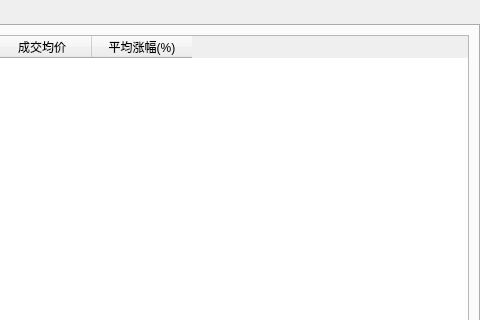
Before: the Qt Designer form gui_tradetab.ui in Wade-Lee/selling, drawn with Qt 5; both pictures show x 520 to 1000 and y 0 to 320 of the 1000 by 800 pixel window.
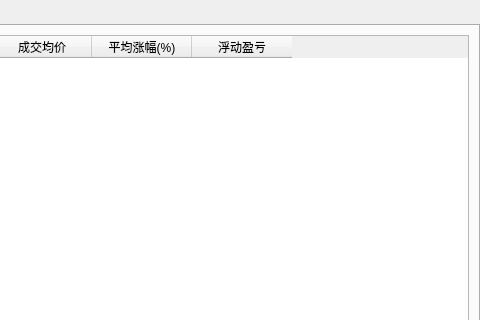
After: the same form once the commit is applied. The open tabs and pages were chosen to show the change.

```diff
--- a/gui_tradetab.ui
+++ b/gui_tradetab.ui
@@ -241,6 +241,11 @@
         <string>平均涨幅(%)</string>
        </property>
       </column>
+      <column>
+       <property name="text">
+        <string>浮动盈亏</string>
+       </property>
+      </column>
      </widget>
     </item>
    </layout>
```
